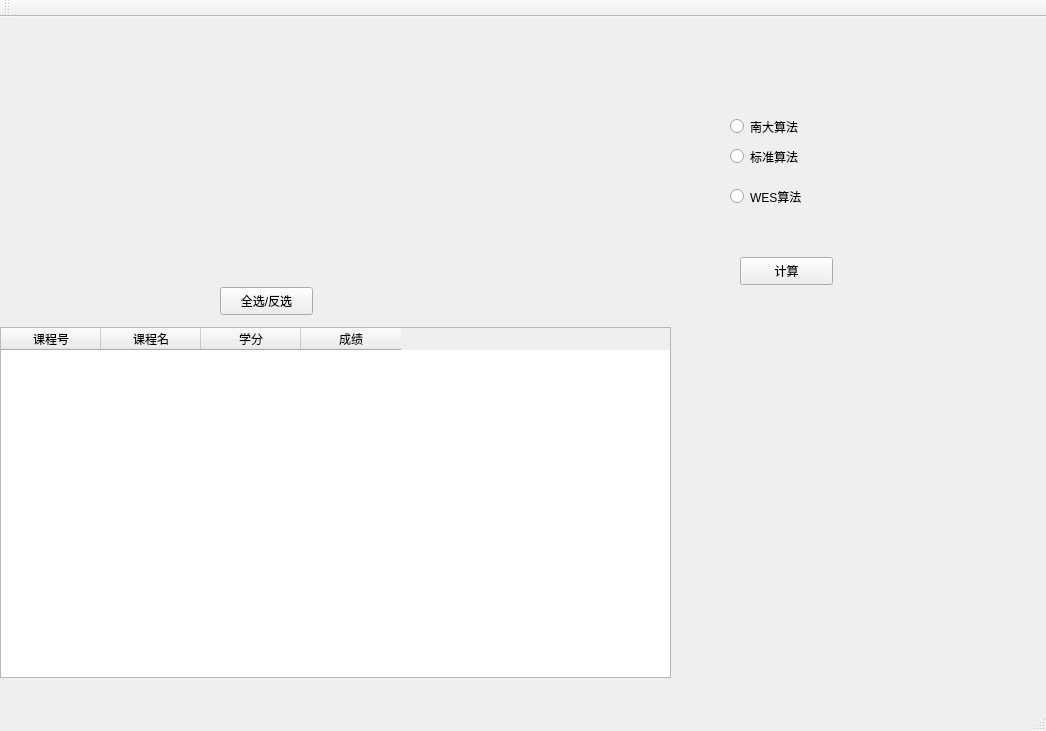
Above: HackForNJU/mainwindow.ui from SToPire/Hack-for-NJU before the change. Below: the same form after it.
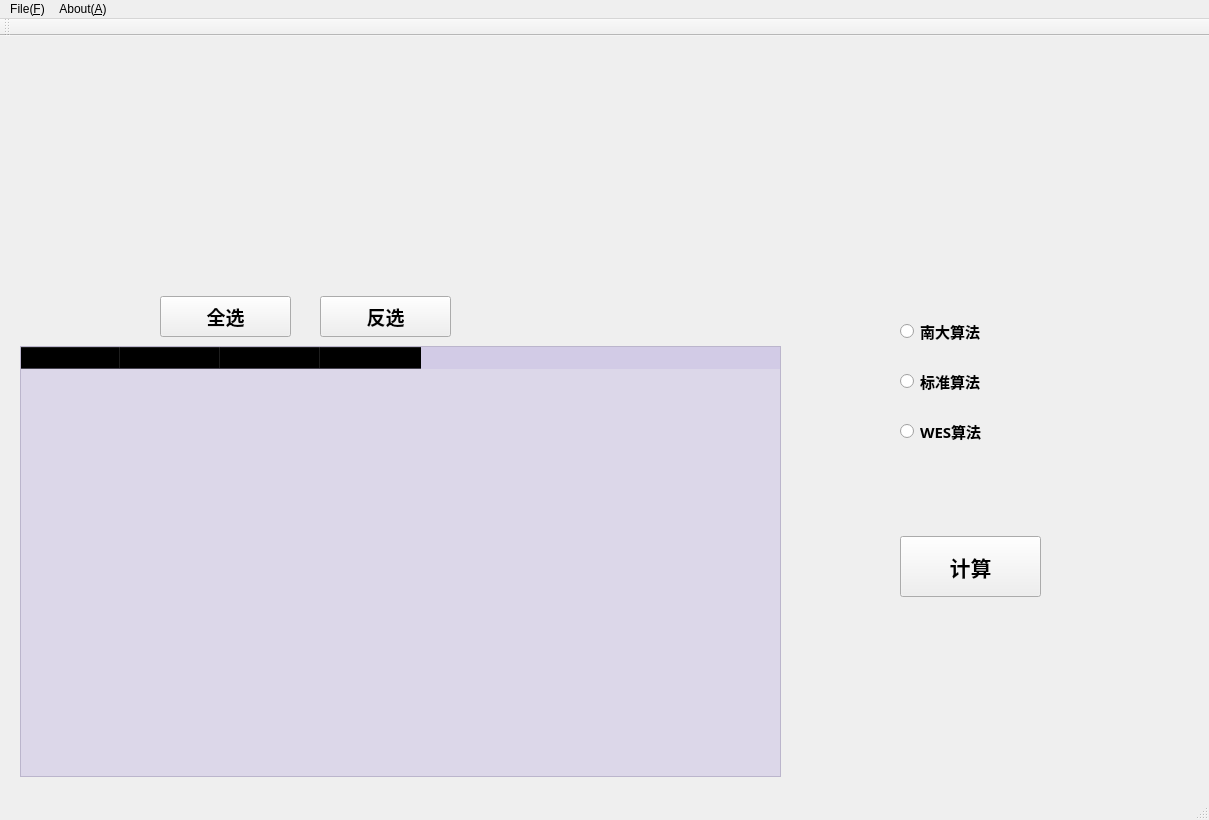
That is the form after the change. Icons and pictures are not drawn.

What changed in the file:
```diff
--- a/HackForNJU/mainwindow.ui
+++ b/HackForNJU/mainwindow.ui
@@ -6,23 +6,29 @@
    <rect>
     <x>0</x>
     <y>0</y>
-    <width>1046</width>
-    <height>731</height>
+    <width>1209</width>
+    <height>820</height>
    </rect>
   </property>
   <property name="windowTitle">
    <string>MainWindow</string>
   </property>
   <widget class="QWidget" name="centralWidget">
+   <property name="styleSheet">
+    <string notr="true">background-image: url(:/frame.jpg);</string>
+   </property>
    <widget class="QTableWidget" name="tableWidget">
     <property name="geometry">
      <rect>
-      <x>0</x>
+      <x>20</x>
       <y>310</y>
-      <width>671</width>
-      <height>351</height>
+      <width>761</width>
+      <height>431</height>
      </rect>
     </property>
+    <property name="styleSheet">
+     <string notr="true">background:rgb(200, 190, 227,50%)</string>
+    </property>
     <column>
      <property name="text">
       <string>课程号</string>
@@ -47,12 +53,23 @@
    <widget class="QPushButton" name="Calculate">
     <property name="geometry">
      <rect>
-      <x>740</x>
-      <y>240</y>
-      <width>93</width>
-      <height>28</height>
+      <x>900</x>
+      <y>500</y>
+      <width>141</width>
+      <height>61</height>
      </rect>
     </property>
+    <property name="font">
+     <font>
+      <family>等线 Light</family>
+      <pointsize>16</pointsize>
+      <weight>75</weight>
+      <bold>true</bold>
+     </font>
+    </property>
+    <property name="styleSheet">
+     <string notr="true">background:url(:/4.jpg)</string>
+    </property>
     <property name="text">
      <string>计算</string>
     </property>
@@ -60,12 +77,24 @@
    <widget class="QLabel" name="showGPA">
     <property name="geometry">
      <rect>
-      <x>230</x>
-      <y>180</y>
-      <width>72</width>
-      <height>15</height>
+      <x>540</x>
+      <y>260</y>
+      <width>131</width>
+      <height>41</height>
      </rect>
     </property>
+    <property name="font">
+     <font>
+      <family>Segoe Print</family>
+      <pointsize>12</pointsize>
+      <weight>50</weight>
+      <bold>false</bold>
+     </font>
+    </property>
+    <property name="styleSheet">
+     <string notr="true">background:url(:/3.jpg)
+</string>
+    </property>
     <property name="text">
      <string/>
     </property>
@@ -73,25 +102,49 @@
    <widget class="QPushButton" name="selectAll">
     <property name="geometry">
      <rect>
-      <x>220</x>
-      <y>270</y>
-      <width>93</width>
-      <height>28</height>
+      <x>160</x>
+      <y>260</y>
+      <width>131</width>
+      <height>41</height>
      </rect>
     </property>
+    <property name="font">
+     <font>
+      <family>等线 Light</family>
+      <pointsize>14</pointsize>
+      <weight>75</weight>
+      <italic>false</italic>
+      <bold>true</bold>
+      <underline>false</underline>
+     </font>
+    </property>
+    <property name="styleSheet">
+     <string notr="true">background:url(:/3.jpg)</string>
+    </property>
     <property name="text">
-     <string>全选/反选</string>
+     <string>全选</string>
     </property>
    </widget>
    <widget class="QRadioButton" name="nju">
     <property name="geometry">
      <rect>
-      <x>730</x>
-      <y>100</y>
-      <width>115</width>
-      <height>19</height>
+      <x>900</x>
+      <y>280</y>
+      <width>131</width>
+      <height>31</height>
      </rect>
     </property>
+    <property name="font">
+     <font>
+      <family>等线 Light</family>
+      <pointsize>11</pointsize>
+      <weight>75</weight>
+      <bold>true</bold>
+     </font>
+    </property>
+    <property name="styleSheet">
+     <string notr="true">background:url(:/4.jpg)</string>
+    </property>
     <property name="text">
      <string>南大算法</string>
     </property>
@@ -99,12 +152,23 @@
    <widget class="QRadioButton" name="std">
     <property name="geometry">
      <rect>
-      <x>730</x>
-      <y>130</y>
-      <width>115</width>
-      <height>19</height>
+      <x>900</x>
+      <y>330</y>
+      <width>131</width>
+      <height>31</height>
      </rect>
     </property>
+    <property name="font">
+     <font>
+      <family>等线 Light</family>
+      <pointsize>11</pointsize>
+      <weight>75</weight>
+      <bold>true</bold>
+     </font>
+    </property>
+    <property name="styleSheet">
+     <string notr="true">background:url(:/4.jpg)</string>
+    </property>
     <property name="text">
      <string>标准算法</string>
     </property>
@@ -112,26 +176,78 @@
    <widget class="QRadioButton" name="wes">
     <property name="geometry">
      <rect>
-      <x>730</x>
-      <y>170</y>
-      <width>115</width>
-      <height>19</height>
+      <x>900</x>
+      <y>380</y>
+      <width>131</width>
+      <height>31</height>
      </rect>
     </property>
+    <property name="font">
+     <font>
+      <family>等线 Light</family>
+      <pointsize>11</pointsize>
+      <weight>75</weight>
+      <bold>true</bold>
+     </font>
+    </property>
+    <property name="styleSheet">
+     <string notr="true">background:url(:/4.jpg)</string>
+    </property>
     <property name="text">
      <string>WES算法</string>
     </property>
    </widget>
+   <widget class="QPushButton" name="selectAll_2">
+    <property name="geometry">
+     <rect>
+      <x>320</x>
+      <y>260</y>
+      <width>131</width>
+      <height>41</height>
+     </rect>
+    </property>
+    <property name="font">
+     <font>
+      <family>等线 Light</family>
+      <pointsize>14</pointsize>
+      <weight>75</weight>
+      <italic>false</italic>
+      <bold>true</bold>
+      <underline>false</underline>
+     </font>
+    </property>
+    <property name="styleSheet">
+     <string notr="true">background:url(:/3.jpg)</string>
+    </property>
+    <property name="text">
+     <string>反选</string>
+    </property>
+   </widget>
   </widget>
   <widget class="QMenuBar" name="menuBar">
    <property name="geometry">
     <rect>
      <x>0</x>
      <y>0</y>
-     <width>1046</width>
+     <width>1209</width>
      <height>26</height>
     </rect>
    </property>
+   <widget class="QMenu" name="menuFile_F">
+    <property name="title">
+     <string>File(&amp;F)</string>
+    </property>
+    <addaction name="actionOpen_O"/>
+   </widget>
+   <widget class="QMenu" name="menuAbout_A">
+    <property name="title">
+     <string>About(&amp;A)</string>
+    </property>
+    <addaction name="actionDeveloper_D"/>
+    <addaction name="actionInstructions_I"/>
+   </widget>
+   <addaction name="menuFile_F"/>
+   <addaction name="menuAbout_A"/>
   </widget>
   <widget class="QToolBar" name="mainToolBar">
    <attribute name="toolBarArea">
```
Left out of the diff: 40 changed lines with no effect on the pictures.
